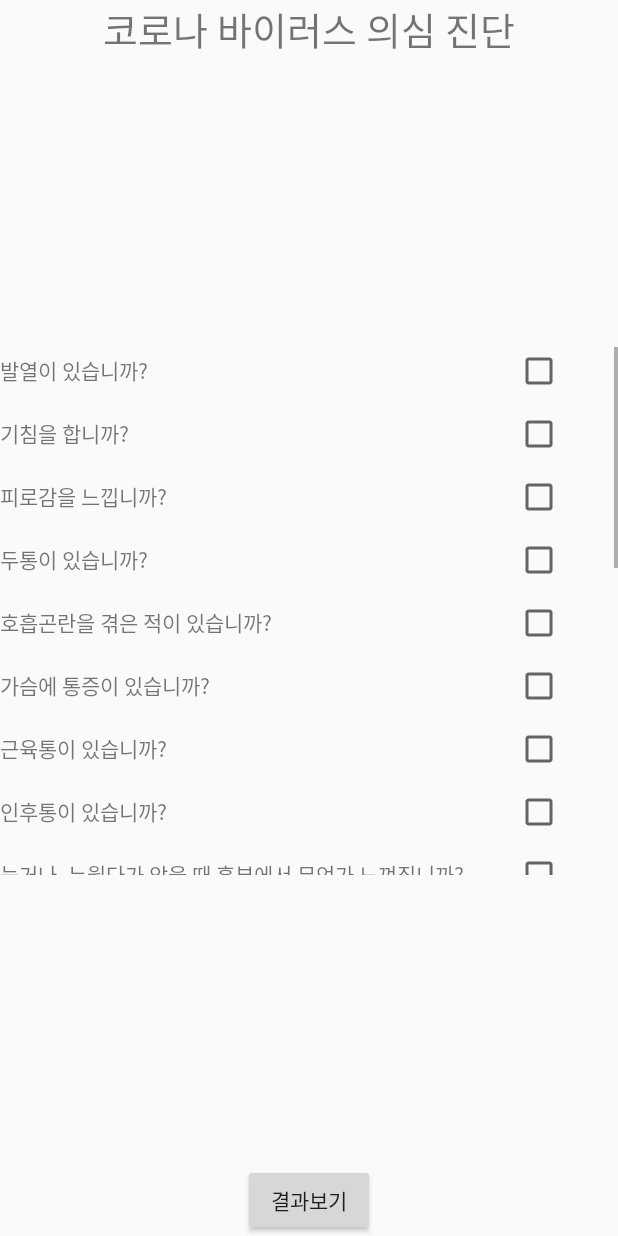
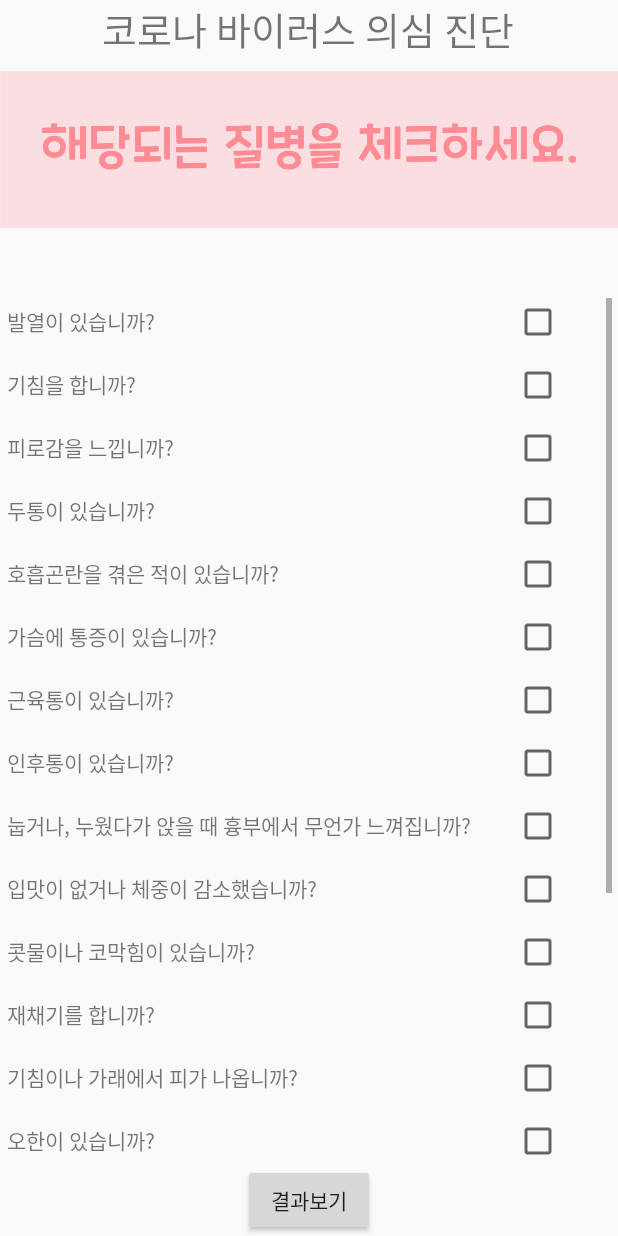
Before and after one commit to sunghyuk-seo/Todak, an Android app: the layout doubt_corona_question_page_1.xml on its own in the app's theme, with its tools: preview values and no code run, on a phone screen of 412 x 824 dp. Run offline under Robolectric (Android 15) with nearby library versions, the phone set to English and light mode, and no system bars.

Commit message:
의심질병진단 업데이트

```diff
--- a/app/src/main/AndroidManifest.xml
+++ b/app/src/main/AndroidManifest.xml
@@ -19,8 +19,8 @@
         <activity android:name=".MapsActivity2" />
         <activity android:name=".pathActivity" />
         <activity android:name=".MapsActivity1" />
-        <activity android:name=".DoubtCorona.doubt_Corona2" />
-        <activity android:name=".DoubtCorona.doubt_Corona1" />
+        <activity android:name=".DoubtCorona.doubt_Corona_Result" />
+        <activity android:name=".DoubtCorona.doubt_Corona_Question" />
         <activity android:name=".HospitalDiary" />
         <activity android:name=".self_diagnosis" />
         <activity android:name=".Doubt_search" />
--- a/app/src/main/java/com/example/todak/Disease_search.java
+++ b/app/src/main/java/com/example/todak/Disease_search.java
@@ -12,7 +12,7 @@ import android.widget.ListView;
 
 import androidx.appcompat.app.AppCompatActivity;
 
-import com.example.todak.DoubtCorona.doubt_Corona1;
+import com.example.todak.DoubtCorona.doubt_Corona_Question;
 
 import java.util.ArrayList;
 import java.util.List;
@@ -69,12 +69,12 @@ public class Disease_search extends AppCompatActivity {
                 {
                     case 0:
                     {
-                        setContentView(R.layout.activity_doubt__corona1);
+                        setContentView(R.layout.doubt_corona_intro);
                         Handler handle = new Handler();
                         handle.postDelayed(new Runnable() {
                             @Override
                             public void run() {
-                                Intent intent = new Intent(Disease_search.this, doubt_Corona1.class);
+                                Intent intent = new Intent(Disease_search.this, doubt_Corona_Question.class);
                                 startActivity(intent);
                                 finish();
                             }
--- a/app/src/main/res/layout/activity_doubt__corona1.xml
+++ b/app/src/main/res/layout/doubt_corona_intro.xml
@@ -5,7 +5,7 @@
     xmlns:tools="http://schemas.android.com/tools"
     android:layout_width="match_parent"
     android:layout_height="match_parent"
-    tools:context=".DoubtCorona.doubt_Corona1">
+    tools:context=".DoubtCorona.doubt_Corona_Question">
 
     <ImageView
         android:id="@+id/imageView5"
--- a/app/src/main/res/layout/doubt_corona_question_page_1.xml
+++ b/app/src/main/res/layout/doubt_corona_question_page_1.xml
@@ -6,16 +6,25 @@
     android:layout_width="match_parent"
     android:layout_height="match_parent">
 
+    <ImageView
+        android:id="@+id/imageView7"
+        android:layout_width="match_parent"
+        android:layout_height="110dp"
+        app:layout_constraintEnd_toEndOf="parent"
+        app:layout_constraintStart_toStartOf="parent"
+        app:layout_constraintTop_toTopOf="parent"
+        app:layout_constraintBottom_toTopOf="@+id/scrollView_Corona"
+        app:srcCompat="@drawable/bar" />
+
     <ScrollView
         android:id="@+id/scrollView_Corona"
-        android:layout_width="413dp"
-        android:layout_height="352dp"
+        android:layout_width="403dp"
+        android:layout_height="577dp"
+        app:layout_constraintBottom_toTopOf="@id/Q1_resultbutton"
         app:layout_constraintEnd_toEndOf="parent"
         app:layout_constraintStart_toStartOf="parent"
-        tools:layout_editor_absoluteY="189dp"
-        app:layout_constraintBottom_toTopOf="@id/Q1_resultbutton"
         app:layout_constraintTop_toBottomOf="@id/Corona_top_text"
-        >
+        app:layout_constraintVertical_bias="1.0">
 
         <LinearLayout
             android:layout_width="match_parent"
@@ -42,9 +51,8 @@
                     android:layout_height="wrap_content"
                     android:layout_weight="1"
                     android:checked="false"
-                    android:text=""
                     android:onClick="onCheckButtonListener"
-                    />
+                    android:text="" />
 
             </LinearLayout>
 
@@ -67,9 +75,8 @@
                     android:layout_width="wrap_content"
                     android:layout_height="wrap_content"
                     android:layout_weight="1"
-                    android:text=""
                     android:onClick="onCheckButtonListener"
-                    />
+                    android:text="" />
 
             </LinearLayout>
 
@@ -92,9 +99,8 @@
                     android:layout_width="wrap_content"
                     android:layout_height="wrap_content"
                     android:layout_weight="1"
-                    android:text=""
                     android:onClick="onCheckButtonListener"
-                    />
+                    android:text="" />
 
             </LinearLayout>
 
@@ -117,9 +123,8 @@
                     android:layout_width="wrap_content"
                     android:layout_height="wrap_content"
                     android:layout_weight="1"
-                    android:text=""
                     android:onClick="onCheckButtonListener"
-                    />
+                    android:text="" />
 
             </LinearLayout>
 
@@ -142,9 +147,8 @@
                     android:layout_width="wrap_content"
                     android:layout_height="wrap_content"
                     android:layout_weight="1"
-                    android:text=""
                     android:onClick="onCheckButtonListener"
-                    />
+                    android:text="" />
 
             </LinearLayout>
 
@@ -167,9 +171,8 @@
                     android:layout_width="wrap_content"
                     android:layout_height="wrap_content"
                     android:layout_weight="1"
-                    android:text=""
                     android:onClick="onCheckButtonListener"
-                    />
+                    android:text="" />
 
             </LinearLayout>
 
@@ -192,9 +195,8 @@
                     android:layout_width="wrap_content"
                     android:layout_height="wrap_content"
                     android:layout_weight="1"
-                    android:text=""
                     android:onClick="onCheckButtonListener"
-                    />
+                    android:text="" />
 
             </LinearLayout>
 
@@ -217,9 +219,8 @@
                     android:layout_width="wrap_content"
                     android:layout_height="wrap_content"
                     android:layout_weight="1"
-                    android:text=""
                     android:onClick="onCheckButtonListener"
-                    />
+                    android:text="" />
 
             </LinearLayout>
 
@@ -242,9 +243,8 @@
                     android:layout_width="wrap_content"
                     android:layout_height="wrap_content"
                     android:layout_weight="1"
-                    android:text=""
                     android:onClick="onCheckButtonListener"
-                    />
+                    android:text="" />
 
 
             </LinearLayout>
@@ -268,9 +268,8 @@
                     android:layout_width="wrap_content"
                     android:layout_height="wrap_content"
                     android:layout_weight="1"
-                    android:text=""
                     android:onClick="onCheckButtonListener"
-                    />
+                    android:text="" />
 
 
             </LinearLayout>
@@ -294,9 +293,8 @@
                     android:layout_width="wrap_content"
                     android:layout_height="wrap_content"
                     android:layout_weight="1"
-                    android:text=""
                     android:onClick="onCheckButtonListener"
-                    />
+                    android:text="" />
 
 
             </LinearLayout>
@@ -320,9 +318,8 @@
                     android:layout_width="wrap_content"
                     android:layout_height="wrap_content"
                     android:layout_weight="1"
-                    android:text=""
                     android:onClick="onCheckButtonListener"
-                    />
+                    android:text="" />
 
 
             </LinearLayout>
@@ -346,9 +343,8 @@
                     android:layout_width="wrap_content"
                     android:layout_height="wrap_content"
                     android:layout_weight="1"
-                    android:text=""
                     android:onClick="onCheckButtonListener"
-                    />
+                    android:text="" />
 
 
             </LinearLayout>
@@ -372,9 +368,8 @@
                     android:layout_width="wrap_content"
                     android:layout_height="wrap_content"
                     android:layout_weight="1"
-                    android:text=""
                     android:onClick="onCheckButtonListener"
-                    />
+                    android:text="" />
 
             </LinearLayout>
 
@@ -397,9 +392,8 @@
                     android:layout_width="wrap_content"
                     android:layout_height="wrap_content"
                     android:layout_weight="1"
-                    android:text=""
                     android:onClick="onCheckButtonListener"
-                    />
+                    android:text="" />
 
 
             </LinearLayout>
@@ -423,9 +417,8 @@
                     android:layout_width="wrap_content"
                     android:layout_height="wrap_content"
                     android:layout_weight="1"
-                    android:text=""
                     android:onClick="onCheckButtonListener"
-                    />
+                    android:text="" />
 
 
             </LinearLayout>
@@ -449,9 +442,8 @@
                     android:layout_width="wrap_content"
                     android:layout_height="wrap_content"
                     android:layout_weight="1"
-                    android:text=""
                     android:onClick="onCheckButtonListener"
-                    />
+                    android:text="" />
 
 
             </LinearLayout>
@@ -475,9 +467,8 @@
                     android:layout_width="wrap_content"
                     android:layout_height="wrap_content"
                     android:layout_weight="1"
-                    android:text=""
                     android:onClick="onCheckButtonListener"
-                    />
+                    android:text="" />
 
 
             </LinearLayout>
@@ -501,9 +492,8 @@
                     android:layout_width="wrap_content"
                     android:layout_height="wrap_content"
                     android:layout_weight="1"
-                    android:text=""
                     android:onClick="onCheckButtonListener"
-                    />
+                    android:text="" />
 
 
             </LinearLayout>
@@ -527,9 +517,8 @@
                     android:layout_width="wrap_content"
                     android:layout_height="wrap_content"
                     android:layout_weight="1"
-                    android:text=""
                     android:onClick="onCheckButtonListener"
-                    />
+                    android:text="" />
 
 
             </LinearLayout>
@@ -545,10 +534,13 @@
         android:fontFamily="@font/cookierun2"
         android:text="코로나 바이러스 의심 진단"
         android:textSize="25dp"
-        app:layout_constraintBottom_toTopOf="@+id/scrollView3"
+
+        app:layout_constraintBottom_toBottomOf="parent"
         app:layout_constraintEnd_toEndOf="parent"
+        app:layout_constraintHorizontal_bias="0.496"
         app:layout_constraintStart_toStartOf="parent"
-        app:layout_constraintTop_toTopOf="parent" />
+        app:layout_constraintTop_toTopOf="parent"
+        app:layout_constraintVertical_bias="0.0" />
 
     <Button
         android:id="@+id/Q1_resultbutton"
@@ -560,6 +552,6 @@
         app:layout_constraintBottom_toBottomOf="parent"
         app:layout_constraintEnd_toEndOf="parent"
         app:layout_constraintStart_toStartOf="parent"
-        app:layout_constraintTop_toBottomOf="@+id/scrollView3" />
+        />
 
 </androidx.constraintlayout.widget.ConstraintLayout>
```
Also changed, not shown: app/src/main/java/com/example/todak/DoubtCorona/doubt_Corona1.java (deleted, +0 -91 lines), app/src/main/java/com/example/todak/DoubtCorona/doubt_Corona2.java (deleted, +0 -16 lines), app/src/main/java/com/example/todak/DoubtCorona/doubt_Corona_Question.java (added, +178 -0 lines), app/src/main/java/com/example/todak/DoubtCorona/doubt_Corona_Result.java (added, +38 -0 lines), app/src/main/res/layout/activity_doubt__corona2.xml (deleted, +0 -9 lines), app/src/main/res/layout/activity_doubt__corona_result.xml (added, +79 -0 lines).
